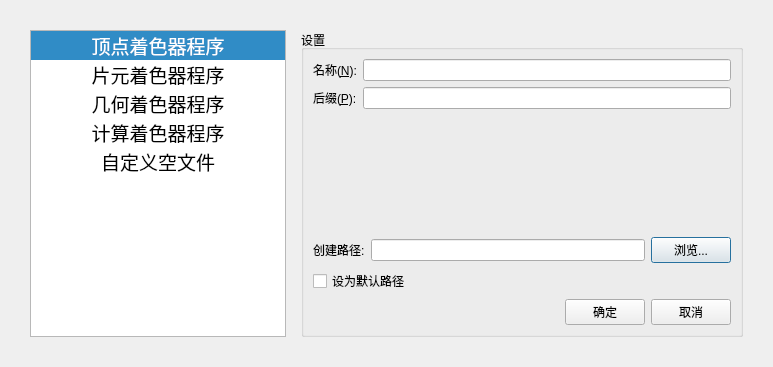
Qt form Shaderpad/templatedialog.ui (ZeusYang/Shaderpad--plusplus) before a commit.
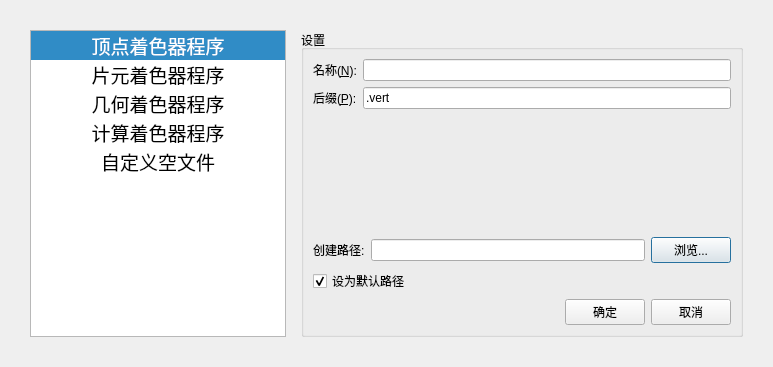
The same form after that commit. Icons and pictures are not drawn.

Diff of the .ui file:
```diff
--- a/Shaderpad/templatedialog.ui
+++ b/Shaderpad/templatedialog.ui
@@ -169,6 +169,9 @@
         <property name="text">
          <string>设为默认路径</string>
         </property>
+        <property name="checked">
+         <bool>true</bool>
+        </property>
        </widget>
       </item>
       <item row="3" column="1">
@@ -226,7 +229,11 @@
          </widget>
         </item>
         <item row="1" column="1">
-         <widget class="QLineEdit" name="pLineEditPost"/>
+         <widget class="QLineEdit" name="pLineEditPost">
+          <property name="text">
+           <string>.vert</string>
+          </property>
+         </widget>
         </item>
        </layout>
       </item>
```
